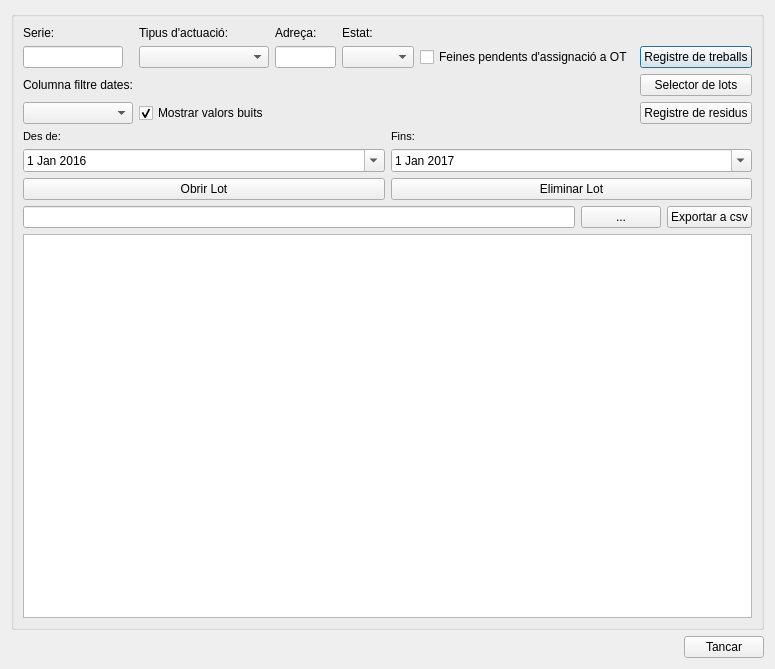
Old version of the form core/ui/toolbars/cm/lot_management.ui in the repository Giswater/giswater_qgis_plugin.
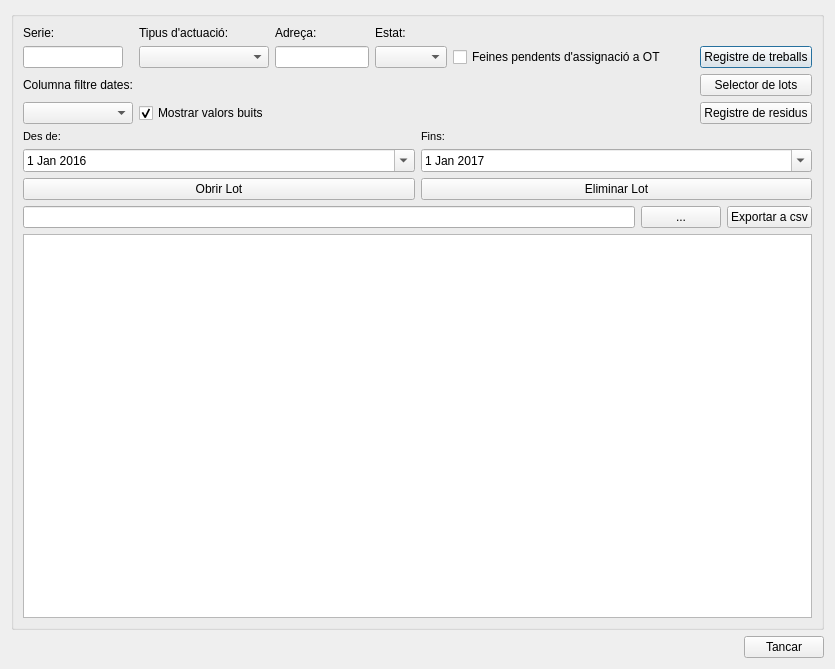
New version of the form.

Commit message: fix(cm): fix names of dialogs and widgets

What changed in the file:
```diff
--- a/core/ui/toolbars/cm/lot_management.ui
+++ b/core/ui/toolbars/cm/lot_management.ui
@@ -6,7 +6,7 @@
    <rect>
     <x>0</x>
     <y>0</y>
-    <width>775</width>
+    <width>835</width>
     <height>669</height>
    </rect>
   </property>
```
Left out of the diff: 14 changed lines with no effect on the pictures. The commit also changes 3 other files.
